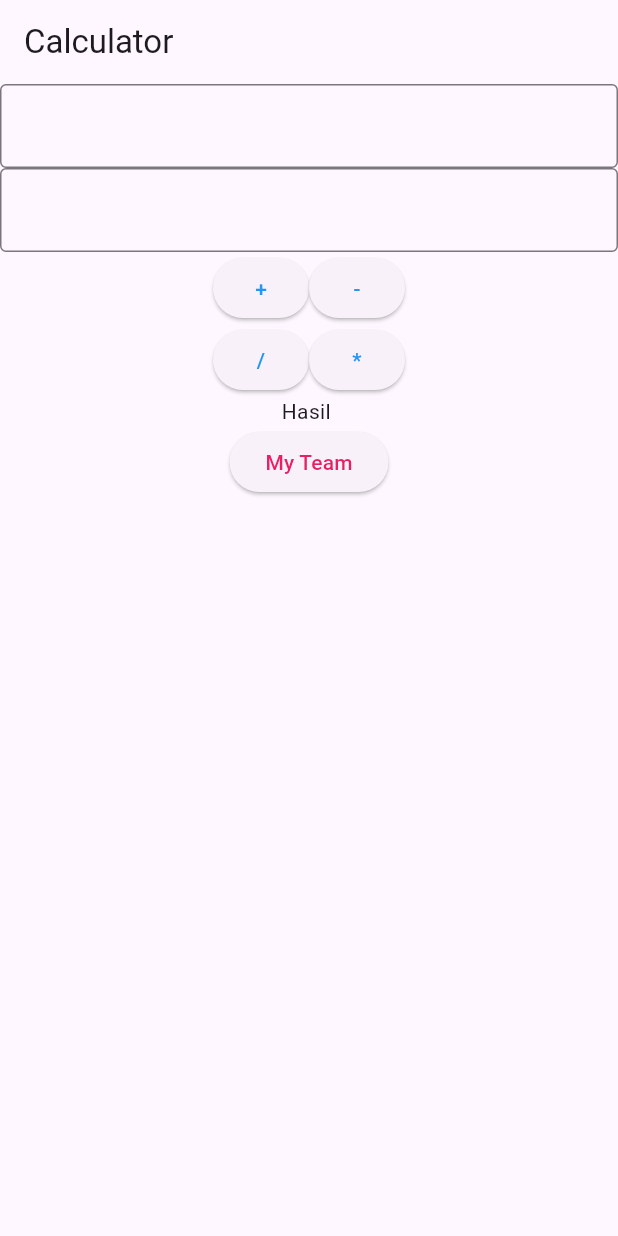
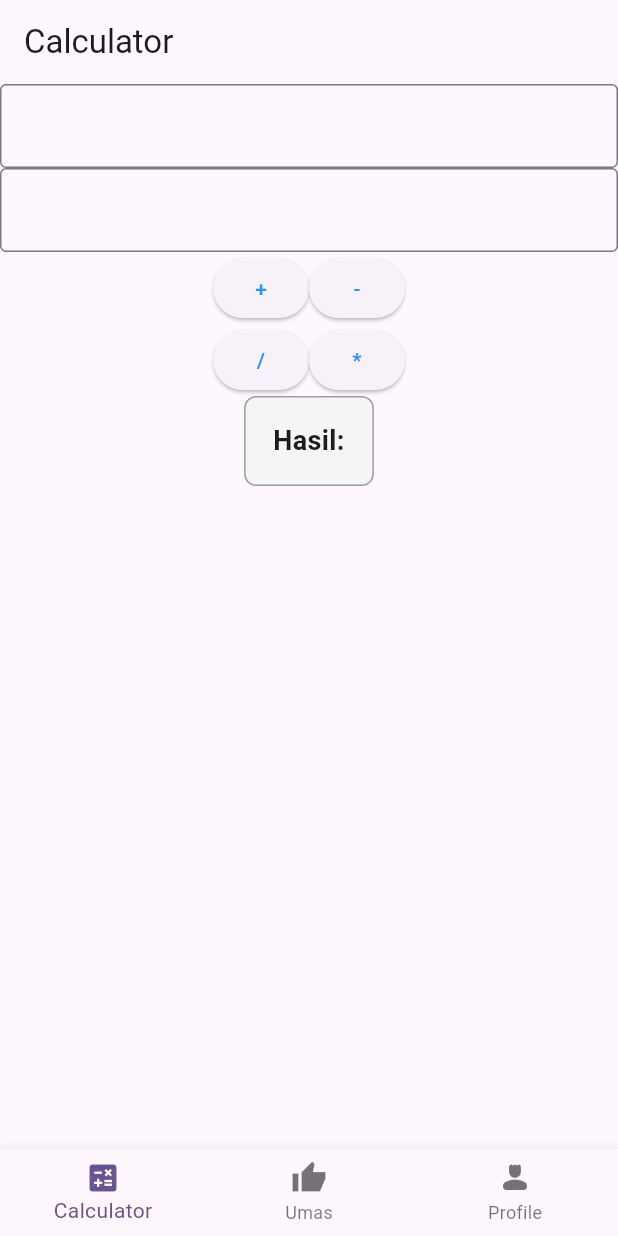
Before and after one commit to Mythiosss/flutterRegisterPage, a Flutter app: the screen it shows after launch, on a phone screen of 412 x 824 dp. Run offline on Flutter 3.47's test engine with Material 3 defaults, Android fonts, the phone set to English and light mode, and no system bars; our stand-ins replace get.

Commit message:
bottom navigation bar + profile

```diff
--- /dev/null
+++ b/lib/controllers/bottom_nav_controller.dart
@@ -0,0 +1,9 @@
+import 'package:get/get.dart';
+
+class BottomNavController extends GetxController {
+  var selectedIndex = 0.obs;
+
+  void changePage(int index) {
+    selectedIndex.value = index;
+  }
+}
--- a/lib/main.dart
+++ b/lib/main.dart
@@ -18,7 +18,7 @@ class MyApp extends StatelessWidget {
       theme: ThemeData(
         colorScheme: ColorScheme.fromSeed(seedColor: Colors.deepPurple),
       ),
-      initialRoute: AppRoutes.calculatorPage,
+      initialRoute: AppRoutes.navbar,
       getPages: AppPages.pages,
     );
   }
--- /dev/null
+++ b/lib/pages/bottom_nav.dart
@@ -0,0 +1,41 @@
+import 'package:flutter/material.dart';
+import 'package:get/get.dart';
+import 'package:latihan1_11pplg2/controllers/bottom_nav_controller.dart';
+import 'package:latihan1_11pplg2/pages/calculator_page.dart';
+import 'package:latihan1_11pplg2/pages/profile_page.dart';
+import 'package:latihan1_11pplg2/pages/uma_player.dart';
+
+class BottomNav extends StatelessWidget {
+  final BottomNavController controller = Get.put(BottomNavController());
+
+  final List<Widget> pages = [
+    CalculatorPage(),
+    UmaPlayer(),
+    ProfilePage(), // ganti jadi profile
+  ];
+
+  @override
+  Widget build(BuildContext context) {
+    return Scaffold(
+      body: Obx(() => IndexedStack(
+        index: controller.selectedIndex.value,
+        children: pages,
+      ),),
+      bottomNavigationBar: Obx(() => BottomNavigationBar(
+        currentIndex:  controller.selectedIndex.value,
+        onTap: controller.changePage,
+        items: const [
+          BottomNavigationBarItem(
+            icon: Icon(Icons.calculate),
+            label: "Calculator"),
+          BottomNavigationBarItem(
+            icon: Icon(Icons.thumb_up_off_alt_sharp),
+            label: "Umas"),
+          BottomNavigationBarItem(
+            icon: Icon(Icons.person_4_rounded),
+            label: "Profile"),
+        ],
+       ),),
+    );
+  }
+}
--- a/lib/pages/calculator_page.dart
+++ b/lib/pages/calculator_page.dart
@@ -1,5 +1,6 @@
 import 'package:flutter/material.dart';
 import 'package:get/get.dart';
+import 'package:latihan1_11pplg2/controllers/bottom_nav_controller.dart';
 import 'package:latihan1_11pplg2/controllers/calculator_controller.dart';
 import 'package:latihan1_11pplg2/routes/routes.dart';
 import 'package:latihan1_11pplg2/widgets/custom_button.dart';
@@ -49,10 +50,22 @@ class _CalculatorPageState extends State<CalculatorPage> {
             ],
 
           ),
-          Obx(() => Text("Hasil ${widget.calculatorController.textHasil.value}"),),
-          CustomButton(myText: "My Team", myColor: Colors.pink, onPressed: () {
-            Get.toNamed(AppRoutes.umaPage);
-          },)
+          Container(
+              padding: const EdgeInsets.all(16),
+              decoration: BoxDecoration(
+                border: Border.all(color: Colors.grey),
+                borderRadius: BorderRadius.circular(8),
+                color: Colors.grey[100],
+              ),
+              child: Obx(() => Text(
+                "Hasil: ${widget.calculatorController.textHasil.value}",
+                style: const TextStyle(
+                  fontSize: 18,
+                  fontWeight: FontWeight.bold,
+                ),
+                textAlign: TextAlign.center,
+              )),
+            ),
         ],
       ),
     );
--- a/lib/routes/pages.dart
+++ b/lib/routes/pages.dart
@@ -1,4 +1,5 @@
 import 'package:get/get.dart';
+import 'package:latihan1_11pplg2/pages/bottom_nav.dart';
 import 'package:latihan1_11pplg2/pages/calculator_page.dart';
 import 'package:latihan1_11pplg2/pages/edit_player_page.dart';
 import 'package:latihan1_11pplg2/pages/uma_player.dart';
@@ -8,6 +9,7 @@ class AppPages {
   static final pages = [
       GetPage(name: AppRoutes.calculatorPage, page: ()=> CalculatorPage()),
       GetPage(name: AppRoutes.umaPage, page: ()=> UmaPlayer()),
+      GetPage(name: AppRoutes.navbar, page: ()=> BottomNav()),
       GetPage(name: AppRoutes.editPage, page: () {
       final index = Get.arguments as int;
       return EditPlayerPage(index: index);
--- a/lib/routes/routes.dart
+++ b/lib/routes/routes.dart
@@ -2,4 +2,5 @@ class AppRoutes {
   static const String calculatorPage = "/calculatorPage";
   static const String umaPage = "/umaPage";
   static const String editPage = "/editPlayerPage";
+  static const String navbar = "/navBar";
 }
```
Also changed, not shown: lib/pages/profile_page.dart (added, +38 -0 lines), assets/image/avatar.png (added).
